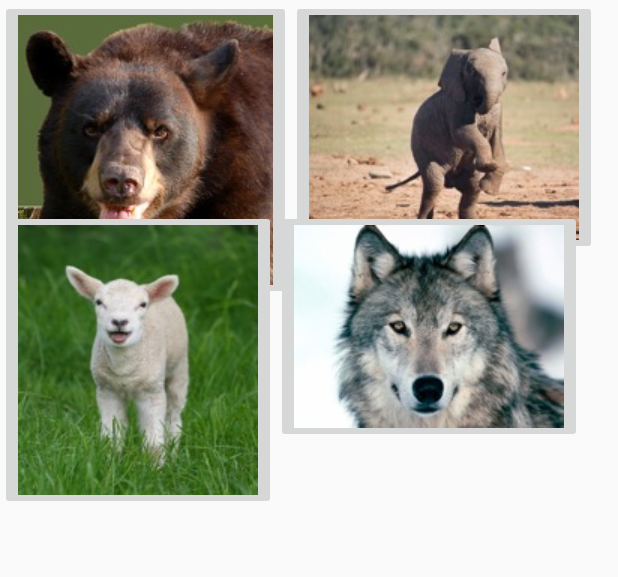
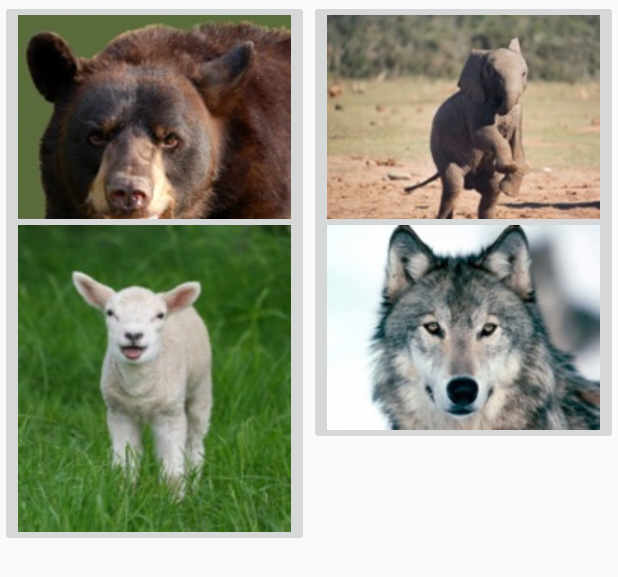
Before and after one commit to rojoslavik/Lab3_3, an Android app: the layout mammals_view.xml on its own in the app's theme, with its tools: preview values and no code run, on a phone screen of 412 x 824 dp. Shown: the top 577 px of the screen. Run offline under Robolectric (Android 15) with nearby library versions, the phone set to English and light mode, and no system bars.

Commit message:
Muutokset valmiina

```diff
--- a/app/src/main/res/layout/mammals_view.xml
+++ b/app/src/main/res/layout/mammals_view.xml
@@ -18,19 +18,21 @@
 
         <ImageButton
             android:id="@+id/karhu"
-            android:layout_width="wrap_content"
+            android:layout_width="0dp"
             android:layout_height="wrap_content"
+            android:layout_weight="1"
             app:srcCompat="@drawable/bear"
-            tools:layout_editor_absoluteX="16dp"
-            tools:layout_editor_absoluteY="171dp" />
+            android:scaleType="fitCenter"
+            android:adjustViewBounds="true"/>
 
         <ImageButton
             android:id="@+id/ronsu"
-            android:layout_width="wrap_content"
+            android:layout_width="0dp"
             android:layout_height="wrap_content"
+            android:layout_weight="1"
             app:srcCompat="@drawable/elephant"
-            tools:layout_editor_absoluteX="0dp"
-            tools:layout_editor_absoluteY="421dp" />
+            android:scaleType="fitCenter"
+            android:adjustViewBounds="true"/>
 
     </LinearLayout>
 
@@ -47,19 +49,21 @@
 
         <ImageButton
             android:id="@+id/lammas"
-            android:layout_width="wrap_content"
+            android:layout_width="0dp"
             android:layout_height="wrap_content"
+            android:layout_weight="1"
             app:srcCompat="@drawable/lamb"
-            tools:layout_editor_absoluteX="220dp"
-            tools:layout_editor_absoluteY="171dp" />
+            android:scaleType="fitCenter"
+            android:adjustViewBounds="true"/>
 
         <ImageButton
             android:id="@+id/susi"
-            android:layout_width="wrap_content"
+            android:layout_width="0dp"
             android:layout_height="wrap_content"
+            android:layout_weight="1"
             app:srcCompat="@drawable/wolf"
-            tools:layout_editor_absoluteX="200dp"
-            tools:layout_editor_absoluteY="429dp" />
+            android:scaleType="fitCenter"
+            android:adjustViewBounds="true"/>
 
     </LinearLayout>
 
```
Also changed, not shown: app/src/main/java/com/example/lab3_3/BirdsActivity.java (added, +88 -0 lines), app/src/main/java/com/example/lab3_3/MammalsActivity.java (added, +85 -0 lines).
